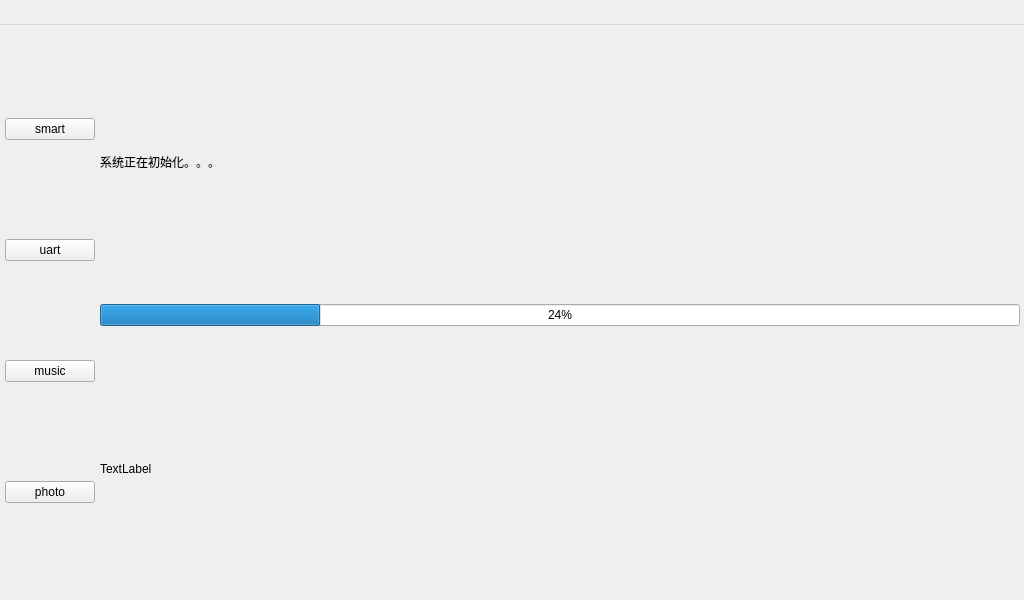
fanyuzhao0213/imx6ull_qt, file mainwindow.ui: the form before one commit.
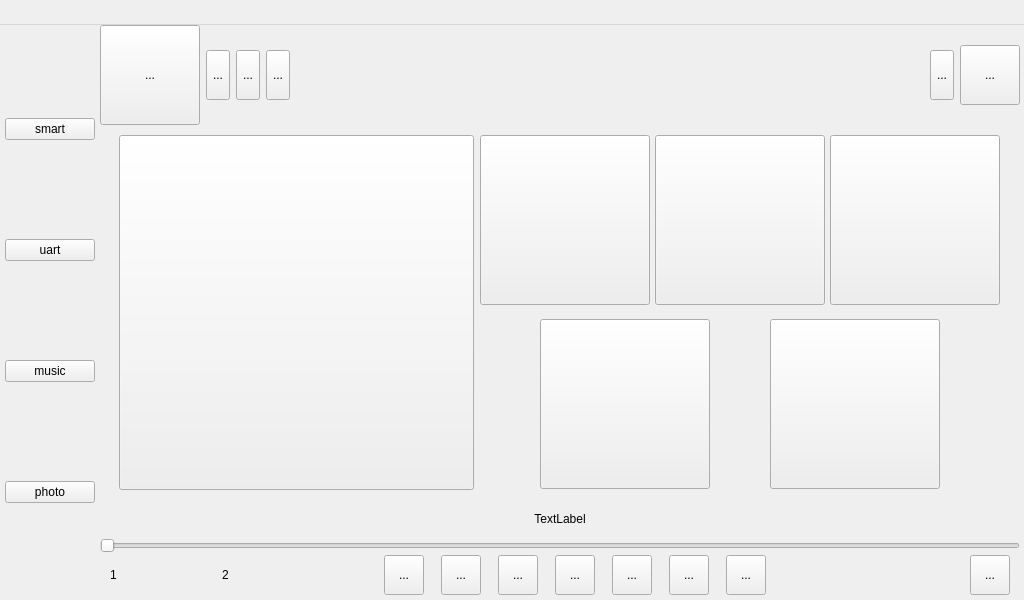
The form after the commit. The open tabs and pages were chosen to show the change.

Commit message: add music界面 实现播放，暂停等基础功能,待后续完善

```diff
--- a/mainwindow.ui
+++ b/mainwindow.ui
@@ -1567,6 +1567,790 @@
       </layout>
      </widget>
     </widget>
+    <widget class="QWidget" name="page_music">
+     <widget class="QWidget" name="widget_top_2" native="true">
+      <property name="geometry">
+       <rect>
+        <x>0</x>
+        <y>0</y>
+        <width>920</width>
+        <height>100</height>
+       </rect>
+      </property>
+      <property name="minimumSize">
+       <size>
+        <width>920</width>
+        <height>100</height>
+       </size>
+      </property>
+      <property name="maximumSize">
+       <size>
+        <width>920</width>
+        <height>100</height>
+       </size>
+      </property>
+      <layout class="QHBoxLayout" name="horizontalLayout_8">
+       <item>
+        <widget class="QToolButton" name="toolButton_tittle">
+         <property name="sizePolicy">
+          <sizepolicy hsizetype="Preferred" vsizetype="Preferred">
+           <horstretch>0</horstretch>
+           <verstretch>0</verstretch>
+          </sizepolicy>
+         </property>
+         <property name="minimumSize">
+          <size>
+           <width>100</width>
+           <height>100</height>
+          </size>
+         </property>
+         <property name="maximumSize">
+          <size>
+           <width>100</width>
+           <height>100</height>
+          </size>
+         </property>
+         <property name="text">
+          <string>...</string>
+         </property>
+        </widget>
+       </item>
+       <item>
+        <widget class="QToolButton" name="toolButton_select">
+         <property name="sizePolicy">
+          <sizepolicy hsizetype="Preferred" vsizetype="Preferred">
+           <horstretch>0</horstretch>
+           <verstretch>0</verstretch>
+          </sizepolicy>
+         </property>
+         <property name="minimumSize">
+          <size>
+           <width>0</width>
+           <height>50</height>
+          </size>
+         </property>
+         <property name="maximumSize">
+          <size>
+           <width>16777215</width>
+           <height>50</height>
+          </size>
+         </property>
+         <property name="text">
+          <string>...</string>
+         </property>
+        </widget>
+       </item>
+       <item>
+        <widget class="QToolButton" name="toolButton_hudong">
+         <property name="sizePolicy">
+          <sizepolicy hsizetype="Preferred" vsizetype="Preferred">
+           <horstretch>0</horstretch>
+           <verstretch>0</verstretch>
+          </sizepolicy>
+         </property>
+         <property name="minimumSize">
+          <size>
+           <width>0</width>
+           <height>50</height>
+          </size>
+         </property>
+         <property name="maximumSize">
+          <size>
+           <width>16777215</width>
+           <height>50</height>
+          </size>
+         </property>
+         <property name="text">
+          <string>...</string>
+         </property>
+        </widget>
+       </item>
+       <item>
+        <widget class="QToolButton" name="toolButton_more">
+         <property name="sizePolicy">
+          <sizepolicy hsizetype="Preferred" vsizetype="Preferred">
+           <horstretch>0</horstretch>
+           <verstretch>0</verstretch>
+          </sizepolicy>
+         </property>
+         <property name="minimumSize">
+          <size>
+           <width>0</width>
+           <height>50</height>
+          </size>
+         </property>
+         <property name="maximumSize">
+          <size>
+           <width>16777215</width>
+           <height>50</height>
+          </size>
+         </property>
+         <property name="text">
+          <string>...</string>
+         </property>
+        </widget>
+       </item>
+       <item>
+        <spacer name="horizontalSpacer_36">
+         <property name="orientation">
+          <enum>Qt::Horizontal</enum>
+         </property>
+         <property name="sizeHint" stdset="0">
+          <size>
+           <width>40</width>
+           <height>20</height>
+          </size>
+         </property>
+        </spacer>
+       </item>
+       <item>
+        <widget class="QToolButton" name="toolButton_search">
+         <property name="sizePolicy">
+          <sizepolicy hsizetype="Preferred" vsizetype="Preferred">
+           <horstretch>0</horstretch>
+           <verstretch>0</verstretch>
+          </sizepolicy>
+         </property>
+         <property name="minimumSize">
+          <size>
+           <width>0</width>
+           <height>50</height>
+          </size>
+         </property>
+         <property name="maximumSize">
+          <size>
+           <width>16777215</width>
+           <height>50</height>
+          </size>
+         </property>
+         <property name="text">
+          <string>...</string>
+         </property>
+        </widget>
+       </item>
+       <item>
+        <widget class="QToolButton" name="toolButton_exit">
+         <property name="sizePolicy">
+          <sizepolicy hsizetype="Preferred" vsizetype="Preferred">
+           <horstretch>0</horstretch>
+           <verstretch>0</verstretch>
+          </sizepolicy>
+         </property>
+         <property name="minimumSize">
+          <size>
+           <width>60</width>
+           <height>60</height>
+          </size>
+         </property>
+         <property name="maximumSize">
+          <size>
+           <width>60</width>
+           <height>60</height>
+          </size>
+         </property>
+         <property name="text">
+          <string>...</string>
+         </property>
+        </widget>
+       </item>
+      </layout>
+     </widget>
+     <widget class="QWidget" name="widget_3" native="true">
+      <property name="geometry">
+       <rect>
+        <x>0</x>
+        <y>100</y>
+        <width>920</width>
+        <height>375</height>
+       </rect>
+      </property>
+      <property name="minimumSize">
+       <size>
+        <width>920</width>
+        <height>375</height>
+       </size>
+      </property>
+      <property name="maximumSize">
+       <size>
+        <width>920</width>
+        <height>375</height>
+       </size>
+      </property>
+      <layout class="QHBoxLayout" name="horizontalLayout_12">
+       <property name="topMargin">
+        <number>2</number>
+       </property>
+       <property name="bottomMargin">
+        <number>2</number>
+       </property>
+       <item>
+        <layout class="QHBoxLayout" name="horizontalLayout_11">
+         <item>
+          <widget class="QPushButton" name="pushButton_fengmian">
+           <property name="minimumSize">
+            <size>
+             <width>355</width>
+             <height>355</height>
+            </size>
+           </property>
+           <property name="maximumSize">
+            <size>
+             <width>355</width>
+             <height>355</height>
+            </size>
+           </property>
+           <property name="text">
+            <string/>
+           </property>
+          </widget>
+         </item>
+         <item>
+          <layout class="QVBoxLayout" name="verticalLayout_18">
+           <item>
+            <layout class="QHBoxLayout" name="horizontalLayout_9">
+             <property name="spacing">
+              <number>5</number>
+             </property>
+             <item>
+              <widget class="QToolButton" name="toolButton_name">
+               <property name="sizePolicy">
+                <sizepolicy hsizetype="Preferred" vsizetype="Preferred">
+                 <horstretch>0</horstretch>
+                 <verstretch>0</verstretch>
+                </sizepolicy>
+               </property>
+               <property name="minimumSize">
+                <size>
+                 <width>170</width>
+                 <height>170</height>
+                </size>
+               </property>
+               <property name="maximumSize">
+                <size>
+                 <width>170</width>
+                 <height>170</height>
+                </size>
+               </property>
+               <property name="text">
+                <string/>
+               </property>
+              </widget>
+             </item>
+             <item>
+              <widget class="QToolButton" name="toolButton_type">
+               <property name="minimumSize">
+                <size>
+                 <width>170</width>
+                 <height>170</height>
+                </size>
+               </property>
+               <property name="maximumSize">
+                <size>
+                 <width>170</width>
+                 <height>170</height>
+                </size>
+               </property>
+               <property name="text">
+                <string/>
+               </property>
+              </widget>
+             </item>
+             <item>
+              <widget class="QToolButton" name="toolButton_toplist">
+               <property name="minimumSize">
+                <size>
+                 <width>170</width>
+                 <height>170</height>
+                </size>
+               </property>
+               <property name="maximumSize">
+                <size>
+                 <width>170</width>
+                 <height>170</height>
+                </size>
+               </property>
+               <property name="text">
+                <string/>
+               </property>
+              </widget>
+             </item>
+            </layout>
+           </item>
+           <item>
+            <layout class="QHBoxLayout" name="horizontalLayout_10">
+             <property name="spacing">
+              <number>0</number>
+             </property>
+             <item>
+              <widget class="QToolButton" name="toolButton_new">
+               <property name="minimumSize">
+                <size>
+                 <width>170</width>
+                 <height>170</height>
+                </size>
+               </property>
+               <property name="maximumSize">
+                <size>
+                 <width>170</width>
+                 <height>170</height>
+                </size>
+               </property>
+               <property name="text">
+                <string/>
+               </property>
+              </widget>
+             </item>
+             <item>
+              <widget class="QToolButton" name="toolButton_stars">
+               <property name="minimumSize">
+                <size>
+                 <width>170</width>
+                 <height>170</height>
+                </size>
+               </property>
+               <property name="maximumSize">
+                <size>
+                 <width>170</width>
+                 <height>170</height>
+                </size>
+               </property>
+               <property name="text">
+                <string/>
+               </property>
+              </widget>
+             </item>
+            </layout>
+           </item>
+          </layout>
+         </item>
+        </layout>
+       </item>
+      </layout>
+     </widget>
+     <widget class="QWidget" name="widget_5" native="true">
+      <property name="geometry">
+       <rect>
+        <x>0</x>
+        <y>475</y>
+        <width>920</width>
+        <height>100</height>
+       </rect>
+      </property>
+      <property name="minimumSize">
+       <size>
+        <width>920</width>
+        <height>100</height>
+       </size>
+      </property>
+      <property name="maximumSize">
+       <size>
+        <width>920</width>
+        <height>100</height>
+       </size>
+      </property>
+      <layout class="QVBoxLayout" name="verticalLayout_19">
+       <property name="spacing">
+        <number>2</number>
+       </property>
+       <property name="topMargin">
+        <number>2</number>
+       </property>
+       <property name="bottomMargin">
+        <number>5</number>
+       </property>
+       <item>
+        <widget class="QLabel" name="label_silder">
+         <property name="text">
+          <string>TextLabel</string>
+         </property>
+         <property name="alignment">
+          <set>Qt::AlignCenter</set>
+         </property>
+        </widget>
+       </item>
+       <item>
+        <widget class="QSlider" name="horizontalSlider_music">
+         <property name="orientation">
+          <enum>Qt::Horizontal</enum>
+         </property>
+        </widget>
+       </item>
+       <item>
+        <layout class="QHBoxLayout" name="horizontalLayout_13">
+         <item>
+          <spacer name="horizontalSpacer_39">
+           <property name="orientation">
+            <enum>Qt::Horizontal</enum>
+           </property>
+           <property name="sizeType">
+            <enum>QSizePolicy::Fixed</enum>
+           </property>
+           <property name="sizeHint" stdset="0">
+            <size>
+             <width>10</width>
+             <height>20</height>
+            </size>
+           </property>
+          </spacer>
+         </item>
+         <item>
+          <widget class="QLabel" name="label_author">
+           <property name="minimumSize">
+            <size>
+             <width>100</width>
+             <height>0</height>
+            </size>
+           </property>
+           <property name="maximumSize">
+            <size>
+             <width>150</width>
+             <height>16777215</height>
+            </size>
+           </property>
+           <property name="text">
+            <string>1</string>
+           </property>
+          </widget>
+         </item>
+         <item>
+          <spacer name="horizontalSpacer_40">
+           <property name="orientation">
+            <enum>Qt::Horizontal</enum>
+           </property>
+           <property name="sizeType">
+            <enum>QSizePolicy::Fixed</enum>
+           </property>
+           <property name="sizeHint" stdset="0">
+            <size>
+             <width>10</width>
+             <height>20</height>
+            </size>
+           </property>
+          </spacer>
+         </item>
+         <item>
+          <widget class="QLabel" name="label_name">
+           <property name="minimumSize">
+            <size>
+             <width>150</width>
+             <height>0</height>
+            </size>
+           </property>
+           <property name="maximumSize">
+            <size>
+             <width>150</width>
+             <height>16777215</height>
+            </size>
+           </property>
+           <property name="text">
+            <string>2</string>
+           </property>
+          </widget>
+         </item>
+         <item>
+          <spacer name="horizontalSpacer_38">
+           <property name="orientation">
+            <enum>Qt::Horizontal</enum>
+           </property>
+           <property name="sizeType">
+            <enum>QSizePolicy::Fixed</enum>
+           </property>
+           <property name="sizeHint" stdset="0">
+            <size>
+             <width>10</width>
+             <height>20</height>
+            </size>
+           </property>
+          </spacer>
+         </item>
+         <item>
+          <widget class="QToolButton" name="toolButton_xiazai">
+           <property name="minimumSize">
+            <size>
+             <width>40</width>
+             <height>40</height>
+            </size>
+           </property>
+           <property name="maximumSize">
+            <size>
+             <width>40</width>
+             <height>40</height>
+            </size>
+           </property>
+           <property name="text">
+            <string>...</string>
+           </property>
+          </widget>
+         </item>
+         <item>
+          <spacer name="horizontalSpacer_47">
+           <property name="orientation">
+            <enum>Qt::Horizontal</enum>
+           </property>
+           <property name="sizeType">
+            <enum>QSizePolicy::Fixed</enum>
+           </property>
+           <property name="sizeHint" stdset="0">
+            <size>
+             <width>15</width>
+             <height>20</height>
+            </size>
+           </property>
+          </spacer>
+         </item>
+         <item>
+          <widget class="QToolButton" name="toolButton_mode">
+           <property name="sizePolicy">
+            <sizepolicy hsizetype="Preferred" vsizetype="Preferred">
+             <horstretch>0</horstretch>
+             <verstretch>0</verstretch>
+            </sizepolicy>
+           </property>
+           <property name="minimumSize">
+            <size>
+             <width>40</width>
+             <height>40</height>
+            </size>
+           </property>
+           <property name="maximumSize">
+            <size>
+             <width>40</width>
+             <height>40</height>
+            </size>
+           </property>
+           <property name="text">
+            <string>...</string>
+           </property>
+          </widget>
+         </item>
+         <item>
+          <spacer name="horizontalSpacer_42">
+           <property name="orientation">
+            <enum>Qt::Horizontal</enum>
+           </property>
+           <property name="sizeType">
+            <enum>QSizePolicy::Fixed</enum>
+           </property>
+           <property name="sizeHint" stdset="0">
+            <size>
+             <width>15</width>
+             <height>20</height>
+            </size>
+           </property>
+          </spacer>
+         </item>
+         <item>
+          <widget class="QToolButton" name="toolButton_last">
+           <property name="minimumSize">
+            <size>
+             <width>40</width>
+             <height>40</height>
+            </size>
+           </property>
+           <property name="maximumSize">
+            <size>
+             <width>40</width>
+             <height>40</height>
+            </size>
+           </property>
+           <property name="text">
+            <string>...</string>
+           </property>
+          </widget>
+         </item>
+         <item>
+          <spacer name="horizontalSpacer_43">
+           <property name="orientation">
+            <enum>Qt::Horizontal</enum>
+           </property>
+           <property name="sizeType">
+            <enum>QSizePolicy::Fixed</enum>
+           </property>
+           <property name="sizeHint" stdset="0">
+            <size>
+             <width>15</width>
+             <height>20</height>
+            </size>
+           </property>
+          </spacer>
+         </item>
+         <item>
+          <widget class="QToolButton" name="toolButton_bofang">
+           <property name="minimumSize">
+            <size>
+             <width>40</width>
+             <height>40</height>
+            </size>
+           </property>
+           <property name="maximumSize">
+            <size>
+             <width>40</width>
+             <height>40</height>
+            </size>
+           </property>
+           <property name="text">
+            <string>...</string>
+           </property>
+          </widget>
+         </item>
+         <item>
+          <spacer name="horizontalSpacer_44">
+           <property name="orientation">
+            <enum>Qt::Horizontal</enum>
+           </property>
+           <property name="sizeType">
+            <enum>QSizePolicy::Fixed</enum>
+           </property>
+           <property name="sizeHint" stdset="0">
+            <size>
+             <width>15</width>
+             <height>20</height>
+            </size>
+           </property>
+          </spacer>
+         </item>
+         <item>
+          <widget class="QToolButton" name="toolButton_next">
+           <property name="minimumSize">
+            <size>
+             <width>40</width>
+             <height>40</height>
+            </size>
+           </property>
+           <property name="maximumSize">
+            <size>
+             <width>40</width>
+             <height>40</height>
+            </size>
+           </property>
+           <property name="text">
+            <string>...</string>
+           </property>
+          </widget>
+         </item>
+         <item>
+          <spacer name="horizontalSpacer_45">
+           <property name="orientation">
+            <enum>Qt::Horizontal</enum>
+           </property>
+           <property name="sizeType">
+            <enum>QSizePolicy::Fixed</enum>
+           </property>
+           <property name="sizeHint" stdset="0">
+            <size>
+             <width>15</width>
+             <height>20</height>
+            </size>
+           </property>
+          </spacer>
+         </item>
+         <item>
+          <widget class="QToolButton" name="toolButton_sound">
+           <property name="minimumSize">
+            <size>
+             <width>40</width>
+             <height>40</height>
+            </size>
+           </property>
+           <property name="maximumSize">
+            <size>
+             <width>40</width>
+             <height>40</height>
+            </size>
+           </property>
+           <property name="text">
+            <string>...</string>
+           </property>
+          </widget>
+         </item>
+         <item>
+          <spacer name="horizontalSpacer_46">
+           <property name="orientation">
+            <enum>Qt::Horizontal</enum>
+           </property>
+           <property name="sizeType">
+            <enum>QSizePolicy::Fixed</enum>
+           </property>
+           <property name="sizeHint" stdset="0">
+            <size>
+             <width>15</width>
+             <height>20</height>
+            </size>
+           </property>
+          </spacer>
+         </item>
+         <item>
+          <widget class="QToolButton" name="toolButton_xihuan">
+           <property name="minimumSize">
+            <size>
+             <width>40</width>
+             <height>40</height>
+            </size>
+           </property>
+           <property name="maximumSize">
+            <size>
+             <width>40</width>
+             <height>40</height>
+            </size>
+           </property>
+           <property name="text">
+            <string>...</string>
+           </property>
+          </widget>
+         </item>
+         <item>
+          <spacer name="horizontalSpacer_37">
+           <property name="orientation">
+            <enum>Qt::Horizontal</enum>
+           </property>
+           <property name="sizeHint" stdset="0">
+            <size>
+             <width>40</width>
+             <height>20</height>
+            </size>
+           </property>
+          </spacer>
+         </item>
+         <item>
+          <widget class="QToolButton" name="toolButton_ci">
+           <property name="minimumSize">
+            <size>
+             <width>40</width>
+             <height>40</height>
+            </size>
+           </property>
+           <property name="maximumSize">
+            <size>
+             <width>40</width>
+             <height>40</height>
+            </size>
+           </property>
+           <property name="text">
+            <string>...</string>
+           </property>
+          </widget>
+         </item>
+         <item>
+          <spacer name="horizontalSpacer_41">
+           <property name="orientation">
+            <enum>Qt::Horizontal</enum>
+           </property>
+           <property name="sizeType">
+            <enum>QSizePolicy::Fixed</enum>
+           </property>
+           <property name="sizeHint" stdset="0">
+            <size>
+             <width>10</width>
+             <height>20</height>
+            </size>
+           </property>
+          </spacer>
+         </item>
+        </layout>
+       </item>
+      </layout>
+     </widget>
+    </widget>
    </widget>
   </widget>
   <widget class="QMenuBar" name="menubar">
```
The commit also changes 42 other files.
